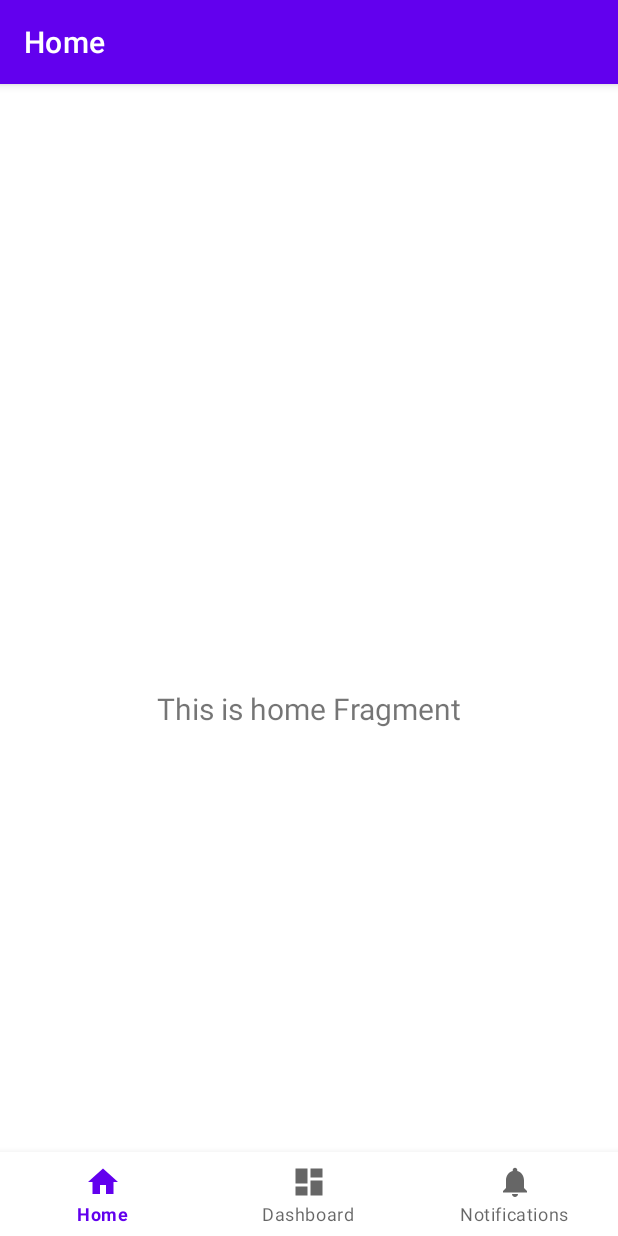
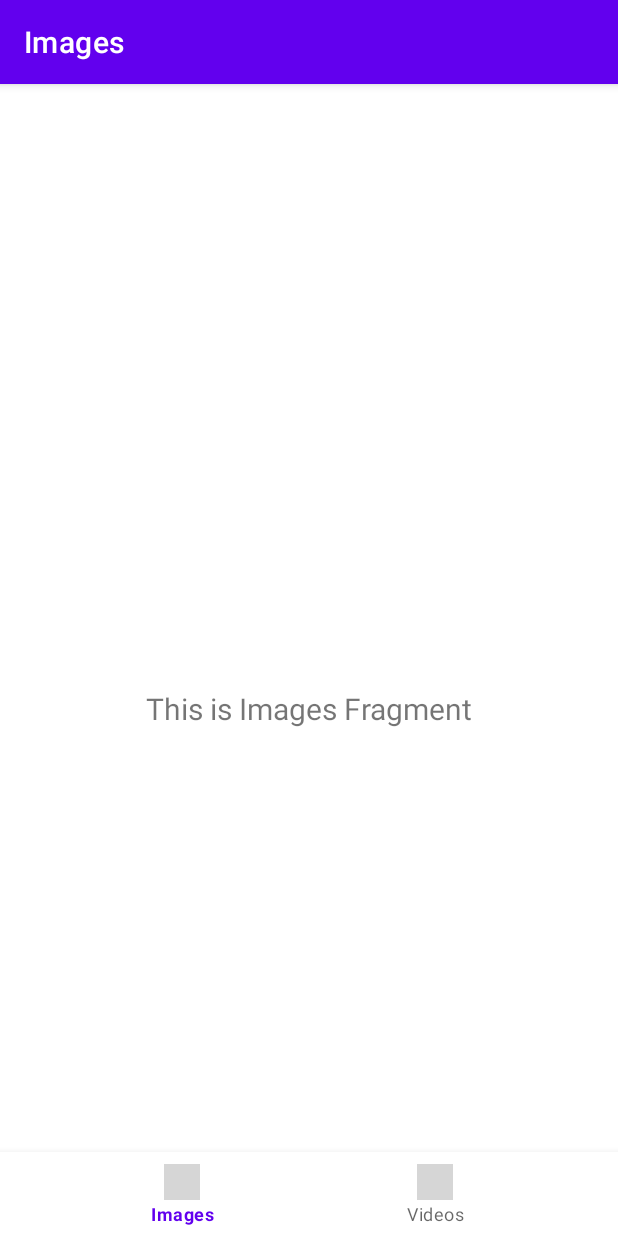
Before and after one commit to AhmedAshraf0/Media-Viewer, an Android app: the screen it shows after launch (MainActivity), on a phone screen of 412 x 824 dp. Run offline under Robolectric (Android 15) with nearby library versions, the phone set to English and light mode, and no system bars; our stand-ins replace navigation-ui; grey boxes are pictures that could not be loaded.

Commit message:
update/fragments

```diff
--- a/app/build.gradle.kts
+++ b/app/build.gradle.kts
@@ -42,7 +42,7 @@ dependencies {
 
     implementation("androidx.core:core-ktx:1.9.0")
     implementation("androidx.appcompat:appcompat:1.6.1")
-    implementation("com.google.android.material:material:1.8.0")
+    implementation("com.google.android.material:material:1.9.0")
     implementation("androidx.constraintlayout:constraintlayout:2.1.4")
     implementation("androidx.lifecycle:lifecycle-livedata-ktx:2.6.1")
     implementation("androidx.lifecycle:lifecycle-viewmodel-ktx:2.6.1")
--- a/app/src/main/java/com/example/mediaviewer/MainActivity.kt
+++ b/app/src/main/java/com/example/mediaviewer/MainActivity.kt
@@ -22,11 +22,10 @@ class MainActivity : AppCompatActivity() {
         val navView: BottomNavigationView = binding.navView
 
         val navController = findNavController(R.id.nav_host_fragment_activity_main)
-        // Passing each menu ID as a set of Ids because each
-        // menu should be considered as top level destinations.
+
         val appBarConfiguration = AppBarConfiguration(
             setOf(
-                R.id.navigation_home, R.id.navigation_dashboard, R.id.navigation_notifications
+                R.id.navigation_images, R.id.navigation_videos
             )
         )
         setupActionBarWithNavController(navController, appBarConfiguration)
--- a/app/src/main/java/com/example/mediaviewer/ui/dashboard/DashboardFragment.kt
+++ b/app/src/main/java/com/example/mediaviewer/ui/images/ImagesFragment.kt
@@ -1,4 +1,4 @@
-package com.example.mediaviewer.ui.dashboard
+package com.example.mediaviewer.ui.images
 
 import android.os.Bundle
 import android.view.LayoutInflater
@@ -7,14 +7,12 @@ import android.view.ViewGroup
 import android.widget.TextView
 import androidx.fragment.app.Fragment
 import androidx.lifecycle.ViewModelProvider
-import com.example.mediaviewer.databinding.FragmentDashboardBinding
+import com.example.mediaviewer.databinding.FragmentImagesBinding
 
-class DashboardFragment : Fragment() {
+class ImagesFragment : Fragment() {
 
-    private var _binding: FragmentDashboardBinding? = null
+    private var _binding: FragmentImagesBinding? = null
 
-    // This property is only valid between onCreateView and
-    // onDestroyView.
     private val binding get() = _binding!!
 
     override fun onCreateView(
@@ -22,14 +20,14 @@ class DashboardFragment : Fragment() {
         container: ViewGroup?,
         savedInstanceState: Bundle?
     ): View {
-        val dashboardViewModel =
-            ViewModelProvider(this).get(DashboardViewModel::class.java)
+        val imagesViewModel =
+            ViewModelProvider(this).get(ImagesViewModel::class.java)
 
-        _binding = FragmentDashboardBinding.inflate(inflater, container, false)
+        _binding = FragmentImagesBinding.inflate(inflater, container, false)
         val root: View = binding.root
 
-        val textView: TextView = binding.textDashboard
-        dashboardViewModel.text.observe(viewLifecycleOwner) {
+        val textView: TextView = binding.textHome
+        imagesViewModel.text.observe(viewLifecycleOwner) {
             textView.text = it
         }
         return root
--- a/app/src/main/java/com/example/mediaviewer/ui/notifications/NotificationsViewModel.kt
+++ b/app/src/main/java/com/example/mediaviewer/ui/images/ImagesViewModel.kt
@@ -1,13 +1,13 @@
-package com.example.mediaviewer.ui.notifications
+package com.example.mediaviewer.ui.images
 
 import androidx.lifecycle.LiveData
 import androidx.lifecycle.MutableLiveData
 import androidx.lifecycle.ViewModel
 
-class NotificationsViewModel : ViewModel() {
+class ImagesViewModel : ViewModel() {
 
     private val _text = MutableLiveData<String>().apply {
-        value = "This is notifications Fragment"
+        value = "This is Images Fragment"
     }
     val text: LiveData<String> = _text
 }
--- a/app/src/main/java/com/example/mediaviewer/ui/home/HomeFragment.kt
+++ b/app/src/main/java/com/example/mediaviewer/ui/videos/VideosFragment.kt
@@ -1,4 +1,4 @@
-package com.example.mediaviewer.ui.home
+package com.example.mediaviewer.ui.videos
 
 import android.os.Bundle
 import android.view.LayoutInflater
@@ -7,14 +7,12 @@ import android.view.ViewGroup
 import android.widget.TextView
 import androidx.fragment.app.Fragment
 import androidx.lifecycle.ViewModelProvider
-import com.example.mediaviewer.databinding.FragmentHomeBinding
+import com.example.mediaviewer.databinding.FragmentVideosBinding
 
-class HomeFragment : Fragment() {
+class VideosFragment : Fragment() {
 
-    private var _binding: FragmentHomeBinding? = null
+    private var _binding: FragmentVideosBinding? = null
 
-    // This property is only valid between onCreateView and
-    // onDestroyView.
     private val binding get() = _binding!!
 
     override fun onCreateView(
@@ -22,14 +20,14 @@ class HomeFragment : Fragment() {
         container: ViewGroup?,
         savedInstanceState: Bundle?
     ): View {
-        val homeViewModel =
-            ViewModelProvider(this).get(HomeViewModel::class.java)
+        val videosViewModel =
+            ViewModelProvider(this).get(VideosViewModel::class.java)
 
-        _binding = FragmentHomeBinding.inflate(inflater, container, false)
+        _binding = FragmentVideosBinding.inflate(inflater, container, false)
         val root: View = binding.root
 
-        val textView: TextView = binding.textHome
-        homeViewModel.text.observe(viewLifecycleOwner) {
+        val textView: TextView = binding.textDashboard
+        videosViewModel.text.observe(viewLifecycleOwner) {
             textView.text = it
         }
         return root
--- a/app/src/main/java/com/example/mediaviewer/ui/home/HomeViewModel.kt
+++ b/app/src/main/java/com/example/mediaviewer/ui/videos/VideosViewModel.kt
@@ -1,13 +1,13 @@
-package com.example.mediaviewer.ui.home
+package com.example.mediaviewer.ui.videos
 
 import androidx.lifecycle.LiveData
 import androidx.lifecycle.MutableLiveData
 import androidx.lifecycle.ViewModel
 
-class HomeViewModel : ViewModel() {
+class VideosViewModel : ViewModel() {
 
     private val _text = MutableLiveData<String>().apply {
-        value = "This is home Fragment"
+        value = "This is Videos Fragment"
     }
     val text: LiveData<String> = _text
 }
--- a/app/src/main/res/layout/fragment_home.xml
+++ /dev/null
@@ -1,22 +0,0 @@
-<?xml version="1.0" encoding="utf-8"?>
-<androidx.constraintlayout.widget.ConstraintLayout xmlns:android="http://schemas.android.com/apk/res/android"
-    xmlns:app="http://schemas.android.com/apk/res-auto"
-    xmlns:tools="http://schemas.android.com/tools"
-    android:layout_width="match_parent"
-    android:layout_height="match_parent"
-    tools:context=".ui.home.HomeFragment">
-
-    <TextView
-        android:id="@+id/text_home"
-        android:layout_width="match_parent"
-        android:layout_height="wrap_content"
-        android:layout_marginStart="8dp"
-        android:layout_marginTop="8dp"
-        android:layout_marginEnd="8dp"
-        android:textAlignment="center"
-        android:textSize="20sp"
-        app:layout_constraintBottom_toBottomOf="parent"
-        app:layout_constraintEnd_toEndOf="parent"
-        app:layout_constraintStart_toStartOf="parent"
-        app:layout_constraintTop_toTopOf="parent" />
-</androidx.constraintlayout.widget.ConstraintLayout>
--- a/app/src/main/res/layout/fragment_notifications.xml
+++ b/app/src/main/res/layout/fragment_images.xml
@@ -4,10 +4,10 @@
     xmlns:tools="http://schemas.android.com/tools"
     android:layout_width="match_parent"
     android:layout_height="match_parent"
-    tools:context=".ui.notifications.NotificationsFragment">
+    tools:context=".ui.images.ImagesFragment">
 
     <TextView
-        android:id="@+id/text_notifications"
+        android:id="@+id/text_home"
         android:layout_width="match_parent"
         android:layout_height="wrap_content"
         android:layout_marginStart="8dp"
--- a/app/src/main/res/layout/fragment_dashboard.xml
+++ b/app/src/main/res/layout/fragment_videos.xml
@@ -4,7 +4,7 @@
     xmlns:tools="http://schemas.android.com/tools"
     android:layout_width="match_parent"
     android:layout_height="match_parent"
-    tools:context=".ui.dashboard.DashboardFragment">
+    tools:context=".ui.videos.VideosFragment">
 
     <TextView
         android:id="@+id/text_dashboard"
--- a/app/src/main/res/menu/bottom_nav_menu.xml
+++ b/app/src/main/res/menu/bottom_nav_menu.xml
@@ -2,18 +2,13 @@
 <menu xmlns:android="http://schemas.android.com/apk/res/android">
 
     <item
-        android:id="@+id/navigation_home"
-        android:icon="@drawable/ic_home_black_24dp"
-        android:title="@string/title_home" />
+        android:id="@+id/navigation_images"
+        android:icon="@drawable/baseline_image_24"
+        android:title="@string/images" />
 
     <item
-        android:id="@+id/navigation_dashboard"
-        android:icon="@drawable/ic_dashboard_black_24dp"
-        android:title="@string/title_dashboard" />
-
-    <item
-        android:id="@+id/navigation_notifications"
-        android:icon="@drawable/ic_notifications_black_24dp"
-        android:title="@string/title_notifications" />
+        android:id="@+id/navigation_videos"
+        android:icon="@drawable/baseline_video_library_24"
+        android:title="@string/videos" />
 
 </menu>
--- a/app/src/main/res/navigation/mobile_navigation.xml
+++ b/app/src/main/res/navigation/mobile_navigation.xml
@@ -3,23 +3,17 @@
     xmlns:app="http://schemas.android.com/apk/res-auto"
     xmlns:tools="http://schemas.android.com/tools"
     android:id="@+id/mobile_navigation"
-    app:startDestination="@+id/navigation_home">
+    app:startDestination="@+id/navigation_images">
 
     <fragment
-        android:id="@+id/navigation_home"
-        android:name="com.example.mediaviewer.ui.home.HomeFragment"
-        android:label="@string/title_home"
-        tools:layout="@layout/fragment_home" />
+        android:id="@+id/navigation_images"
+        android:name="com.example.mediaviewer.ui.images.ImagesFragment"
+        android:label="@string/images"
+        tools:layout="@layout/fragment_images" />
 
     <fragment
-        android:id="@+id/navigation_dashboard"
-        android:name="com.example.mediaviewer.ui.dashboard.DashboardFragment"
-        android:label="@string/title_dashboard"
-        tools:layout="@layout/fragment_dashboard" />
-
-    <fragment
-        android:id="@+id/navigation_notifications"
-        android:name="com.example.mediaviewer.ui.notifications.NotificationsFragment"
-        android:label="@string/title_notifications"
-        tools:layout="@layout/fragment_notifications" />
+        android:id="@+id/navigation_videos"
+        android:name="com.example.mediaviewer.ui.videos.VideosFragment"
+        android:label="@string/videos"
+        tools:layout="@layout/fragment_videos" />
 </navigation>
--- a/app/src/main/res/values/strings.xml
+++ b/app/src/main/res/values/strings.xml
@@ -1,6 +1,5 @@
 <resources>
     <string name="app_name">Media Viewer</string>
-    <string name="title_home">Home</string>
-    <string name="title_dashboard">Dashboard</string>
-    <string name="title_notifications">Notifications</string>
+    <string name="images">Images</string>
+    <string name="videos">Videos</string>
 </resources>
```
Also changed, not shown: app/src/main/java/com/example/mediaviewer/ui/dashboard/DashboardViewModel.kt (deleted, +0 -13 lines), app/src/main/java/com/example/mediaviewer/ui/notifications/NotificationsFragment.kt (deleted, +0 -42 lines).
